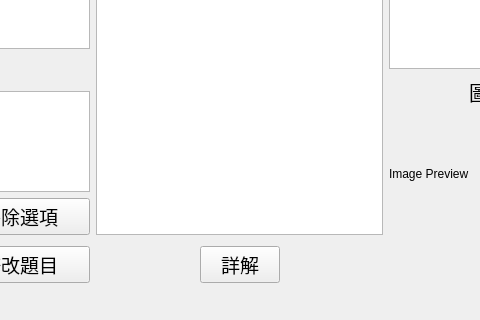
allen880612/Question-Database-System, file view/UI/Add_Edit_Question_UI.ui: the form before one commit; both pictures show x 206 to 686 and y 189 to 509 of the 960 by 509 pixel window.
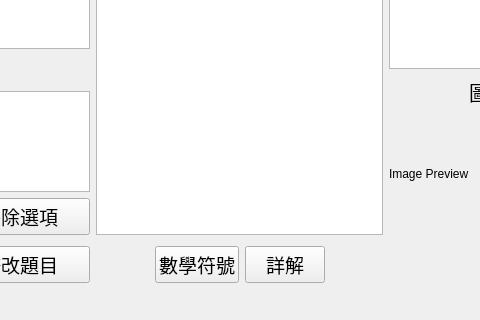
The form after the commit.

Commit message: QDS Ver1.4.1 Symbolfy button & Process ^2 ^3

What changed in the file:
```diff
--- a/view/UI/Add_Edit_Question_UI.ui
+++ b/view/UI/Add_Edit_Question_UI.ui
@@ -175,6 +175,19 @@
           </property>
          </spacer>
         </item>
+        <item>
+         <widget class="QPushButton" name="button_symbol">
+          <property name="font">
+           <font>
+            <family>微軟正黑體</family>
+            <pointsize>14</pointsize>
+           </font>
+          </property>
+          <property name="text">
+           <string>數學符號</string>
+          </property>
+         </widget>
+        </item>
         <item>
          <widget class="QPushButton" name="button_solution">
           <property name="font">
```
The commit also changes 3 other files.
